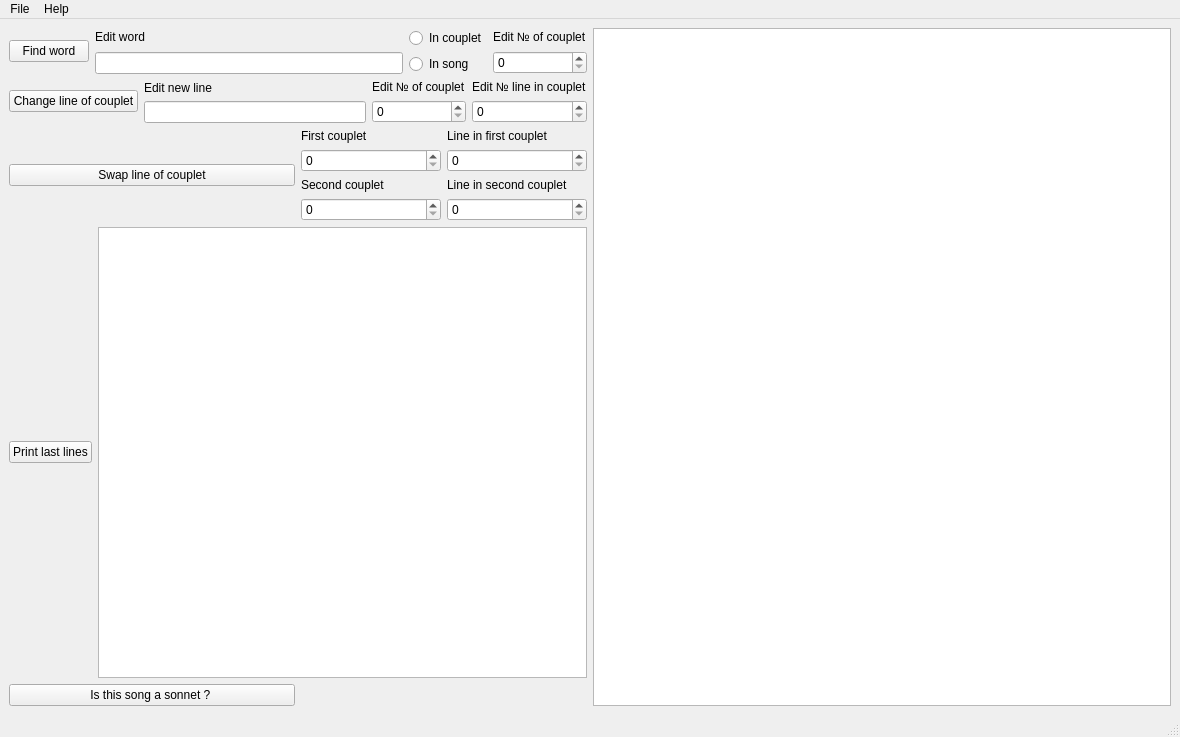
Qt form mainwindow.ui (BolotnyaBoss/CourseWork) before a commit.
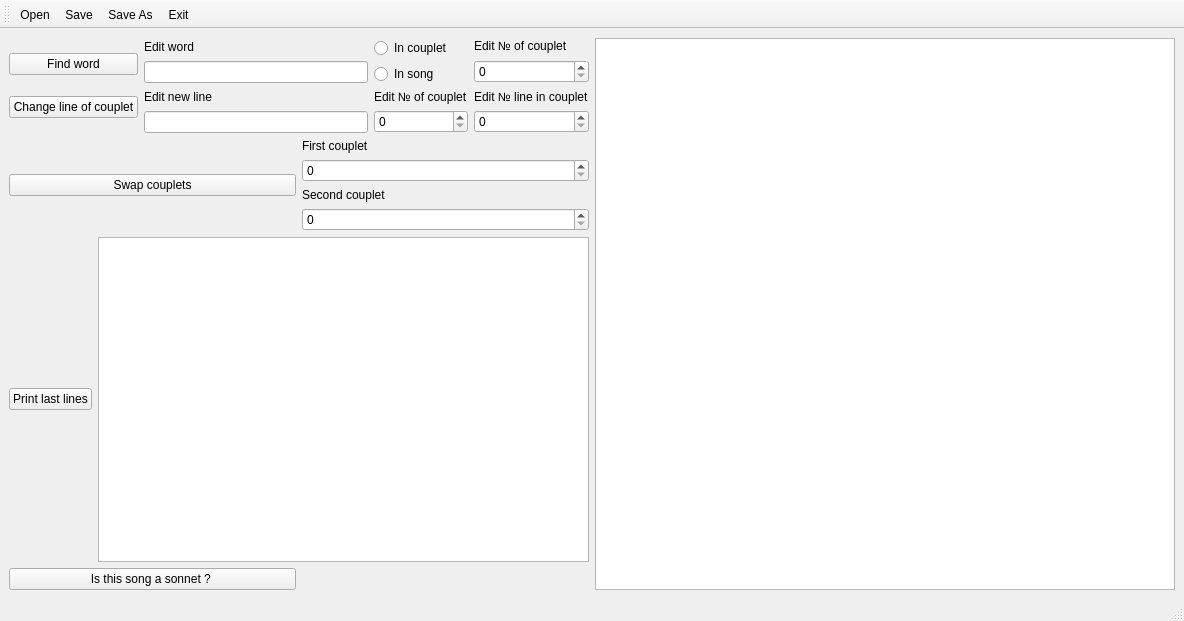
The same form after that commit. Icons and pictures are not drawn.

The edit to the form file:
```diff
--- a/mainwindow.ui
+++ b/mainwindow.ui
@@ -6,8 +6,8 @@
    <rect>
     <x>0</x>
     <y>0</y>
-    <width>1180</width>
-    <height>737</height>
+    <width>1184</width>
+    <height>621</height>
    </rect>
   </property>
   <property name="windowTitle">
@@ -18,14 +18,16 @@
     <normaloff>C:/Users/likht/OneDrive/Робочий стіл/Звіти/my_logo.jpg</normaloff>C:/Users/likht/OneDrive/Робочий стіл/Звіти/my_logo.jpg</iconset>
   </property>
   <widget class="QWidget" name="centralwidget">
-   <layout class="QHBoxLayout" name="horizontalLayout_9">
+   <layout class="QHBoxLayout" name="horizontalLayout_4">
     <item>
-     <layout class="QHBoxLayout" name="horizontalLayout_8">
+     <layout class="QHBoxLayout" name="horizontalLayout_3">
       <item>
-       <layout class="QVBoxLayout" name="verticalLayout_12">
+       <layout class="QVBoxLayout" name="verticalLayout_17">
         <item>
          <layout class="QHBoxLayout" name="horizontalLayout">
           <item>
+           <layout class="QVBoxLayout" name="verticalLayout_14">
+            <item>
            <widget class="QPushButton" name="pushButton">
             <property name="text">
              <string>Find word</string>
@@ -33,6 +35,17 @@
            </widget>
           </item>
           <item>
+             <widget class="QPushButton" name="pushButton_2">
+              <property name="text">
+               <string>Change line of couplet</string>
+              </property>
+             </widget>
+            </item>
+           </layout>
+          </item>
+          <item>
+           <layout class="QVBoxLayout" name="verticalLayout_13">
+            <item>
            <layout class="QVBoxLayout" name="verticalLayout_3">
             <item>
              <widget class="QLabel" name="label">
@@ -47,6 +60,24 @@
            </layout>
           </item>
           <item>
+             <layout class="QVBoxLayout" name="verticalLayout_6">
+              <item>
+               <widget class="QLabel" name="label_3">
+                <property name="text">
+                 <string>Edit new line</string>
+                </property>
+               </widget>
+              </item>
+              <item>
+               <widget class="QLineEdit" name="lineEdit_2"/>
+              </item>
+             </layout>
+            </item>
+           </layout>
+          </item>
+          <item>
+           <layout class="QVBoxLayout" name="verticalLayout_12">
+            <item>
            <layout class="QVBoxLayout" name="verticalLayout_2">
             <item>
              <widget class="QRadioButton" name="radioButton">
@@ -65,45 +96,6 @@
            </layout>
           </item>
           <item>
-           <layout class="QVBoxLayout" name="verticalLayout">
-            <item>
-             <widget class="QLabel" name="label_2">
-              <property name="text">
-               <string>Edit № of couplet</string>
-              </property>
-             </widget>
-            </item>
-            <item>
-             <widget class="QSpinBox" name="spinBox"/>
-            </item>
-           </layout>
-          </item>
-         </layout>
-        </item>
-        <item>
-         <layout class="QHBoxLayout" name="horizontalLayout_2">
-          <item>
-           <widget class="QPushButton" name="pushButton_2">
-            <property name="text">
-             <string>Change line of couplet</string>
-            </property>
-           </widget>
-          </item>
-          <item>
-           <layout class="QVBoxLayout" name="verticalLayout_6">
-            <item>
-             <widget class="QLabel" name="label_3">
-              <property name="text">
-               <string>Edit new line</string>
-              </property>
-             </widget>
-            </item>
-            <item>
-             <widget class="QLineEdit" name="lineEdit_2"/>
-            </item>
-           </layout>
-          </item>
-          <item>
            <layout class="QVBoxLayout" name="verticalLayout_5">
             <item>
              <widget class="QLabel" name="label_4">
@@ -117,6 +109,24 @@
             </item>
            </layout>
           </item>
+           </layout>
+          </item>
+          <item>
+           <layout class="QVBoxLayout" name="verticalLayout_11">
+            <item>
+             <layout class="QVBoxLayout" name="verticalLayout">
+              <item>
+               <widget class="QLabel" name="label_2">
+                <property name="text">
+                 <string>Edit № of couplet</string>
+                </property>
+               </widget>
+              </item>
+              <item>
+               <widget class="QSpinBox" name="spinBox"/>
+              </item>
+             </layout>
+            </item>
           <item>
            <layout class="QVBoxLayout" name="verticalLayout_4">
             <item>
@@ -133,19 +143,19 @@
           </item>
          </layout>
         </item>
+         </layout>
+        </item>
         <item>
-         <layout class="QHBoxLayout" name="horizontalLayout_5">
+         <layout class="QHBoxLayout" name="horizontalLayout_2">
           <item>
            <widget class="QPushButton" name="pushButton_3">
             <property name="text">
-             <string>Swap line of couplet</string>
+             <string>Swap couplets</string>
             </property>
            </widget>
           </item>
           <item>
-           <layout class="QVBoxLayout" name="verticalLayout_11">
-            <item>
-             <layout class="QHBoxLayout" name="horizontalLayout_4">
+           <layout class="QVBoxLayout" name="verticalLayout_16">
               <item>
                <layout class="QVBoxLayout" name="verticalLayout_10">
                 <item>
@@ -161,24 +171,6 @@
                </layout>
               </item>
               <item>
-               <layout class="QVBoxLayout" name="verticalLayout_9">
-                <item>
-                 <widget class="QLabel" name="label_7">
-                  <property name="text">
-                   <string>Line in first couplet</string>
-                  </property>
-                 </widget>
-                </item>
-                <item>
-                 <widget class="QSpinBox" name="spinBox_5"/>
-                </item>
-               </layout>
-              </item>
-             </layout>
-            </item>
-            <item>
-             <layout class="QHBoxLayout" name="horizontalLayout_3">
-              <item>
                <layout class="QVBoxLayout" name="verticalLayout_8">
                 <item>
                  <widget class="QLabel" name="label_8">
@@ -192,22 +184,6 @@
                 </item>
                </layout>
               </item>
-              <item>
-               <layout class="QVBoxLayout" name="verticalLayout_7">
-                <item>
-                 <widget class="QLabel" name="label_9">
-                  <property name="text">
-                   <string>Line in second couplet</string>
-                  </property>
-                 </widget>
-                </item>
-                <item>
-                 <widget class="QSpinBox" name="spinBox_7"/>
-                </item>
-               </layout>
-              </item>
-             </layout>
-            </item>
            </layout>
           </item>
          </layout>
@@ -258,30 +234,27 @@
     <rect>
      <x>0</x>
      <y>0</y>
-     <width>1180</width>
+     <width>1184</width>
      <height>25</height>
     </rect>
    </property>
-   <widget class="QMenu" name="menuFile">
-    <property name="title">
-     <string>File</string>
-    </property>
+  </widget>
+  <widget class="QStatusBar" name="statusbar"/>
+  <widget class="QToolBar" name="toolBar">
+   <property name="windowTitle">
+    <string>toolBar</string>
+   </property>
+   <attribute name="toolBarArea">
+    <enum>TopToolBarArea</enum>
+   </attribute>
+   <attribute name="toolBarBreak">
+    <bool>false</bool>
+   </attribute>
     <addaction name="actionOpen"/>
     <addaction name="actionSave"/>
     <addaction name="actionSave_As"/>
     <addaction name="actionExit"/>
    </widget>
-   <widget class="QMenu" name="menuHelp">
-    <property name="title">
-     <string>Help</string>
-    </property>
-    <addaction name="actionHelp"/>
-    <addaction name="actionAbout"/>
-   </widget>
-   <addaction name="menuFile"/>
-   <addaction name="menuHelp"/>
-  </widget>
-  <widget class="QStatusBar" name="statusbar"/>
   <action name="actionOpen">
    <property name="text">
     <string>Open</string>
```
Lines whose indentation alone changed are shown as unchanged.
